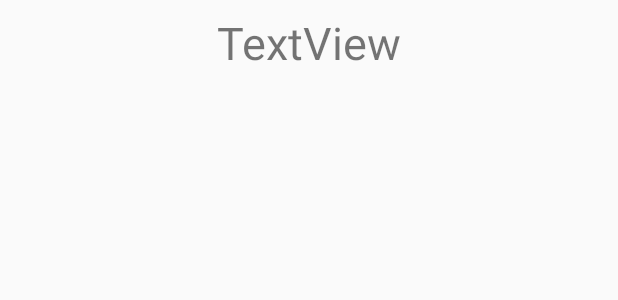
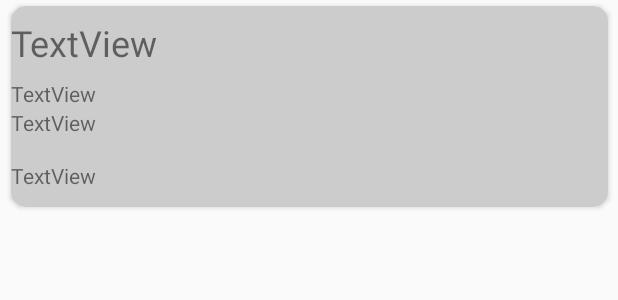
Before and after one commit to QiaoYangKe/PageDemo, an Android app: the layout cell.xml on its own in the app's theme, with its tools: preview values and no code run, on a phone screen of 412 x 824 dp. Shown: the top 300 px of the screen. Run offline under Robolectric (Android 15) with nearby library versions, the phone set to English and light mode, and no system bars.

```diff
--- a/app/build.gradle
+++ b/app/build.gradle
@@ -36,4 +36,5 @@ dependencies {
     testImplementation 'junit:junit:4.12'
     androidTestImplementation 'androidx.test.ext:junit:1.1.1'
     androidTestImplementation 'androidx.test.espresso:espresso-core:3.2.0'
+    implementation 'androidx.cardview:cardview:1.0.0'
 }
--- a/app/src/main/res/layout/cell.xml
+++ b/app/src/main/res/layout/cell.xml
@@ -5,17 +5,57 @@
     android:layout_width="match_parent"
     android:layout_height="wrap_content">
 
-    <TextView
-        android:id="@+id/textView"
-        android:layout_width="wrap_content"
-        android:layout_height="wrap_content"
-        android:layout_marginTop="8dp"
-        android:layout_marginBottom="8dp"
-        android:text="TextView"
-        android:textSize="30sp"
+    <androidx.cardview.widget.CardView
+        android:id="@+id/cardView"
+        android:layout_width="398dp"
+        android:layout_height="134dp"
+        android:layout_marginTop="4dp"
+        android:layout_marginBottom="4dp"
+        app:cardBackgroundColor="@color/colorGray"
+        app:cardCornerRadius="10dp"
         app:layout_constraintBottom_toBottomOf="parent"
         app:layout_constraintEnd_toEndOf="parent"
         app:layout_constraintStart_toStartOf="parent"
-        app:layout_constraintTop_toTopOf="parent"
-        app:layout_constraintVertical_bias="0.0" />
+        app:layout_constraintTop_toTopOf="parent">
+
+        <LinearLayout
+            android:layout_width="match_parent"
+            android:layout_height="match_parent"
+            android:orientation="vertical">
+
+            <TextView
+                android:id="@+id/textView"
+                android:layout_width="match_parent"
+                android:layout_height="wrap_content"
+                android:layout_marginTop="8dp"
+                android:layout_marginBottom="8dp"
+                android:text="TextView"
+                android:textSize="24sp" />
+
+            <TextView
+                android:id="@+id/textView2"
+                android:layout_width="match_parent"
+                android:layout_height="wrap_content"
+                android:text="TextView"
+                app:layout_constraintBottom_toBottomOf="parent"
+                app:layout_constraintTop_toTopOf="parent" />
+
+            <TextView
+                android:id="@+id/textView3"
+                android:layout_width="match_parent"
+                android:layout_height="wrap_content"
+                android:layout_marginBottom="16dp"
+                android:text="TextView"
+                app:layout_constraintBottom_toBottomOf="parent" />
+
+            <TextView
+                android:id="@+id/textView4"
+                android:layout_width="match_parent"
+                android:layout_height="wrap_content"
+                android:text="TextView" />
+
+        </LinearLayout>
+
+    </androidx.cardview.widget.CardView>
+
 </androidx.constraintlayout.widget.ConstraintLayout>
--- a/app/src/main/res/values/colors.xml
+++ b/app/src/main/res/values/colors.xml
@@ -3,4 +3,5 @@
     <color name="colorPrimary">#6200EE</color>
     <color name="colorPrimaryDark">#3700B3</color>
     <color name="colorAccent">#03DAC5</color>
+    <color name="colorGray">#CCCCCC</color>
 </resources>
--- a/app/src/main/res/values/strings.xml
+++ b/app/src/main/res/values/strings.xml
@@ -1,5 +1,4 @@
 <resources>
     <string name="app_name">PageDemo</string>
-    <string name="button">生成</string>
-    <string name="button2">清除</string>
+    <string name="button">搜索</string>
 </resources>
```
Also changed, not shown: app/src/main/java/com/example/pagedemo/MainActivity.java (+3 -10 lines), app/src/main/java/com/example/pagedemo/MyPagedAdaper.java (+8 -2 lines), app/src/main/res/layout/activity_main.xml (+35 -33 lines).
